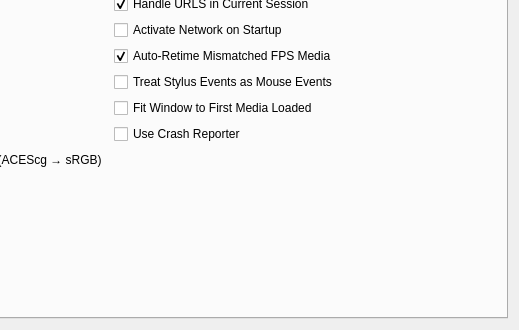
OpenUTV/utv, file src/lib/app/RvCommon/ui/RvPreferences/Qt6/RvPreferences.ui: the form before one commit; both pictures show x 318 to 837 and y 276 to 606 of the 837 by 606 pixel window.
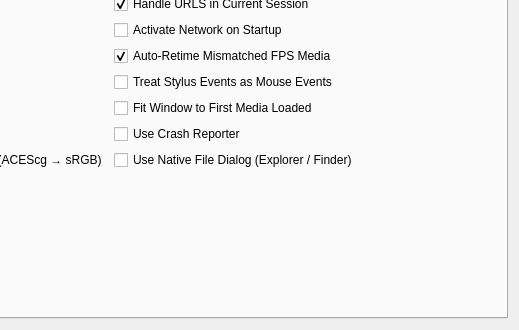
The form after the commit.

Commit message:
feat(ui): add native file dialog preference and support across macOS, Windows, and Linux
Add user preference, CLI option (-nativeFileDialog), and environment variable
support (OPENUTV_NATIVE_FILE_DIALOG / UTV_NATIVE_FILE_DIALOG) to use native
operating system file dialogs (Finder on macOS, Explorer on Windows, native/portal
dialogs on Linux) instead of the Qt RvFileDialog.

Integrates with openMediaFileDialog, openFileDialog, and saveFileDialog while
preserving contractSequences and directory history via QSettings.

Closes #25

The edit to the form file:
```diff
--- a/src/lib/app/RvCommon/ui/RvPreferences/Qt6/RvPreferences.ui
+++ b/src/lib/app/RvCommon/ui/RvPreferences/Qt6/RvPreferences.ui
@@ -430,6 +430,16 @@
              </property>
             </widget>
            </item>
+           <item row="6" column="1">
+            <widget class="QCheckBox" name="useNativeFileDialogToggle">
+             <property name="toolTip">
+              <string>Use operating system native file dialogs (Finder on macOS, Explorer on Windows) instead of the Qt dialog.</string>
+             </property>
+             <property name="text">
+              <string>Use Native File Dialog (Explorer / Finder)</string>
+             </property>
+            </widget>
+           </item>
           </layout>
          </item>
          <item>
```
The commit also changes 6 other files.
